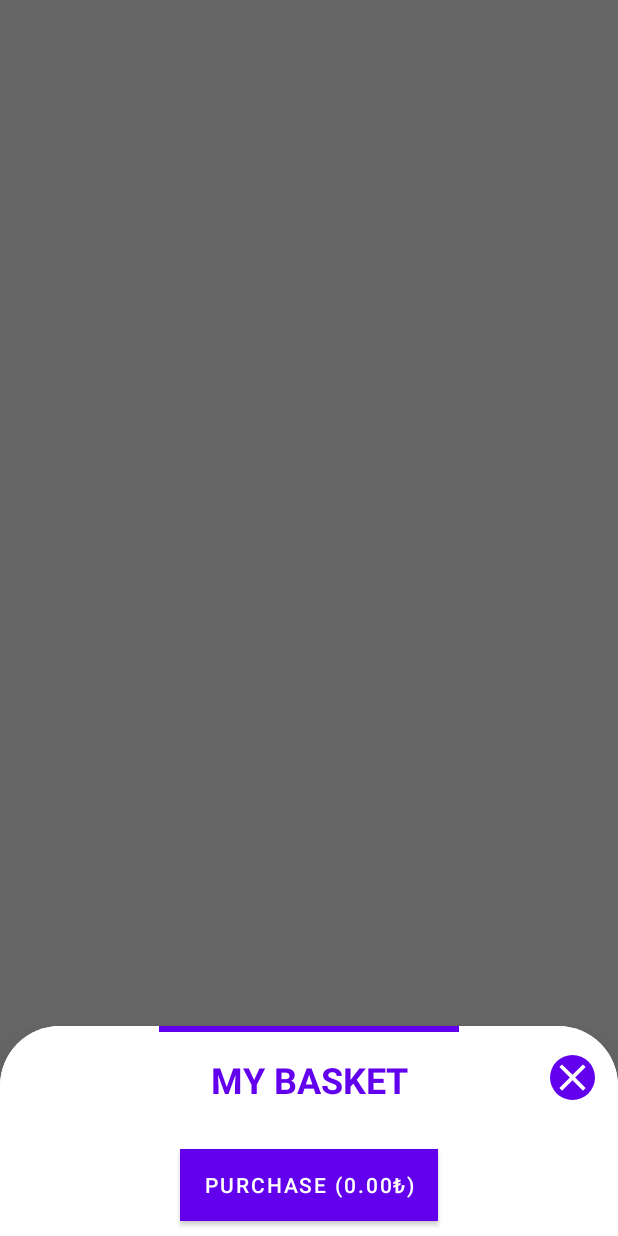
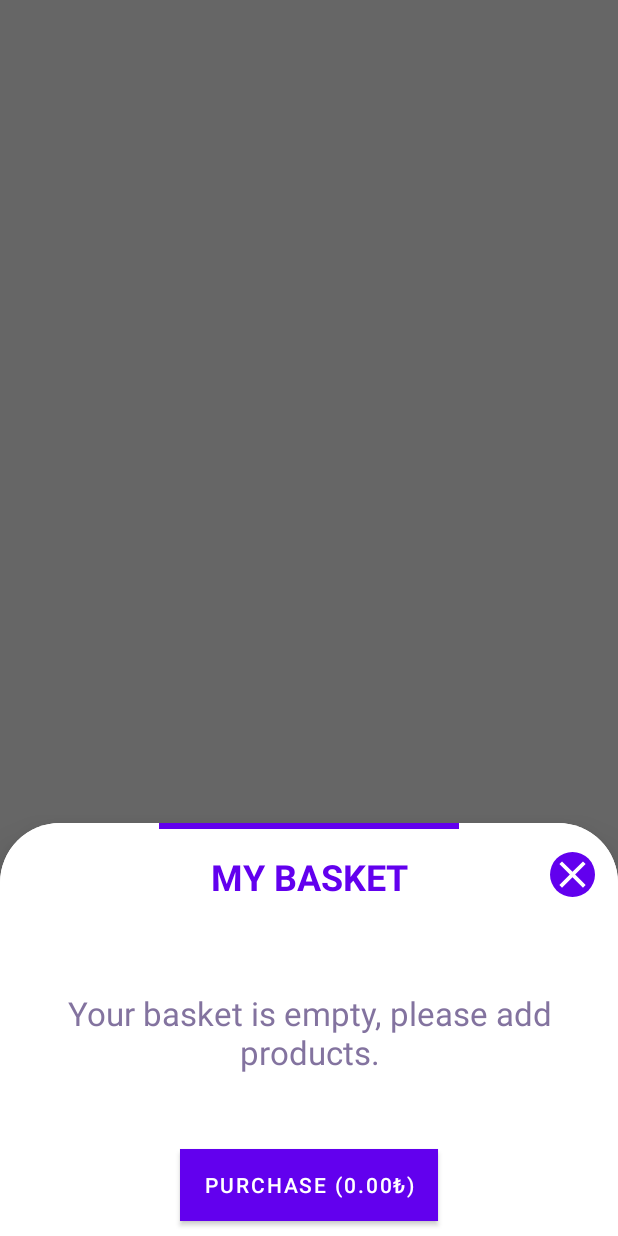
Before and after one commit to mrnirva/ShoppingApp, an Android app: the fragment BasketFragment shown on its own in the app's theme, on a phone screen of 412 x 824 dp. Run offline under Robolectric (Android 15) with nearby library versions, the phone set to English and light mode, and no system bars; our stand-ins replace Firebase (no records; nobody signed in at launch, a user with empty details on screens opened directly), data binding.

Commit message:
add main menu basket features

```diff
--- a/ShoppingApp/app/src/main/java/com/shopping/app/data/repository/basket/BasketRepository.kt
+++ b/ShoppingApp/app/src/main/java/com/shopping/app/data/repository/basket/BasketRepository.kt
@@ -9,7 +9,9 @@ import retrofit2.Call
 
 interface BasketRepository {
 
-    fun getProductsBasket(): CollectionReference
+    fun getAllProductsBasket(): CollectionReference
+
+    fun getTargetProductsBasket(productBasket: ProductBasket): DocumentReference
 
     fun addProductsToBasket(productBasket: ProductBasket): Task<Void>
 
--- a/ShoppingApp/app/src/main/java/com/shopping/app/data/repository/basket/BasketRepositoryImpl.kt
+++ b/ShoppingApp/app/src/main/java/com/shopping/app/data/repository/basket/BasketRepositoryImpl.kt
@@ -12,11 +12,20 @@ import com.shopping.app.utils.Constants.FIRESTORE_PRODUCTS_TABLE_PIECE_FIELD
 
 class BasketRepositoryImpl : BasketRepository {
 
-    override fun getProductsBasket(): CollectionReference {
+    override fun getAllProductsBasket(): CollectionReference {
 
         return Firebase.firestore.collection(Constants.FIRESTORE_BASKET_TABLE)
             .document(FirebaseAuth.getInstance().uid!!)
             .collection(Constants.FIRESTORE_PRODUCTS_TABLE)
+
+    }
+
+    override fun getTargetProductsBasket(productBasket: ProductBasket): DocumentReference {
+
+        return Firebase.firestore.collection(Constants.FIRESTORE_BASKET_TABLE)
+            .document(FirebaseAuth.getInstance().uid!!)
+            .collection(Constants.FIRESTORE_PRODUCTS_TABLE)
+            .document(productBasket.id.toString())
 
     }
 
--- a/ShoppingApp/app/src/main/java/com/shopping/app/ui/basket/viewmodel/BasketViewModel.kt
+++ b/ShoppingApp/app/src/main/java/com/shopping/app/ui/basket/viewmodel/BasketViewModel.kt
@@ -38,7 +38,7 @@ class BasketViewModel(private val basketRepository: BasketRepository) : ViewMode
 
     private fun getProductsBasket(){
 
-        basketRepository.getProductsBasket()
+        basketRepository.getAllProductsBasket()
             .addSnapshotListener{ value, error ->
 
                 if(error == null){
--- a/ShoppingApp/app/src/main/java/com/shopping/app/ui/main/profile/ProfileFragment.kt
+++ b/ShoppingApp/app/src/main/java/com/shopping/app/ui/main/profile/ProfileFragment.kt
@@ -7,12 +7,9 @@ import android.view.ViewGroup
 import androidx.appcompat.app.AlertDialog
 import androidx.databinding.DataBindingUtil
 import androidx.fragment.app.Fragment
-import androidx.navigation.findNavController
 import androidx.navigation.fragment.NavHostFragment
-import androidx.navigation.fragment.findNavController
 import com.google.firebase.auth.FirebaseAuth
 import com.shopping.app.R
-import com.shopping.app.data.model.User
 import com.shopping.app.data.preference.UserPref
 import com.shopping.app.databinding.FragmentProfileBinding
 import kotlinx.coroutines.CoroutineScope
--- a/ShoppingApp/app/src/main/java/com/shopping/app/ui/productdetail/ProductDetailsFragment.kt
+++ b/ShoppingApp/app/src/main/java/com/shopping/app/ui/productdetail/ProductDetailsFragment.kt
@@ -2,6 +2,7 @@ package com.shopping.app.ui.productdetail
 
 import android.os.Bundle
 import android.util.Log
+import android.view.Gravity
 import android.view.LayoutInflater
 import android.view.View
 import android.view.ViewGroup
@@ -68,9 +69,7 @@ class ProductDetailsFragment : Fragment() {
                 bnd.dataHolder = product
 
                 viewModel.productCountLiveData.observe(viewLifecycleOwner){ value ->
-
                     bnd.basketCount = value
-
                 }
 
             }
@@ -87,7 +86,7 @@ class ProductDetailsFragment : Fragment() {
             when (it) {
                 is DataState.Success -> {
                     loadingProgressBar.hide()
-                    Toast.makeText(requireContext(), getString(R.string.product_added_basket_message), Toast.LENGTH_SHORT).show()
+                    Toast.makeText(context, getString(R.string.product_added_basket_message), Toast.LENGTH_SHORT).show()
                 }
                 is DataState.Error -> {
                     loadingProgressBar.hide()
--- a/ShoppingApp/app/src/main/res/layout/fragment_basket.xml
+++ b/ShoppingApp/app/src/main/res/layout/fragment_basket.xml
@@ -10,6 +10,7 @@
         <variable
             name="total"
             type="Double" />
+        <import type="android.view.View"/>
     </data>
 
     <LinearLayout
@@ -71,6 +72,16 @@
             android:layout_marginTop="10dp"
             android:layout_weight="1"/>
 
+        <TextView
+            android:layout_width="wrap_content"
+            android:layout_height="wrap_content"
+            android:text="@string/basket_empty_message_2"
+            android:textColor="@color/main_color_light"
+            android:textSize="22sp"
+            android:gravity="center"
+            android:layout_marginVertical="40dp"
+            android:visibility="@{total > 0 ? View.GONE : View.VISIBLE}"/>
+
         <Button
             android:id="@+id/btnPurchase"
             android:layout_width="wrap_content"
--- a/ShoppingApp/app/src/main/res/layout/fragment_product_details.xml
+++ b/ShoppingApp/app/src/main/res/layout/fragment_product_details.xml
@@ -191,7 +191,7 @@
                     android:text="@{@string/add_basket(basketCount)}"
                     android:textColor="@color/white"
                     app:backgroundTint="@null"
-                    android:onClick="@{v -> viewModel.addProductsToBasket(dataHolder)}"/>
+                    android:onClick="@{v -> viewModel.checkProduct(dataHolder)}"/>
 
                 <TextView
                     android:id="@+id/btnIncreaseCount"
--- a/ShoppingApp/app/src/main/res/values/strings.xml
+++ b/ShoppingApp/app/src/main/res/values/strings.xml
@@ -61,5 +61,6 @@
     <string name="purchase_message">Are you sure the payment will be received and your shopping will be completed.</string>
     <string name="purchase_success_message">Products purchased successfully.</string>
     <string name="basket_empty_message">Your basket is empty</string>
+    <string name="basket_empty_message_2">Your basket is empty, please add products.</string>
 
 </resources>
```
Also changed, not shown: ShoppingApp/app/src/main/java/com/shopping/app/ui/main/mainbase/MainMenuFragment.kt (+26 -1 lines), ShoppingApp/app/src/main/java/com/shopping/app/ui/productdetail/viewmodel/ProductDetailViewModel.kt (+46 -1 lines), ShoppingApp/app/src/main/res/layout/fragment_main_menu.xml (+11 -2 lines).
